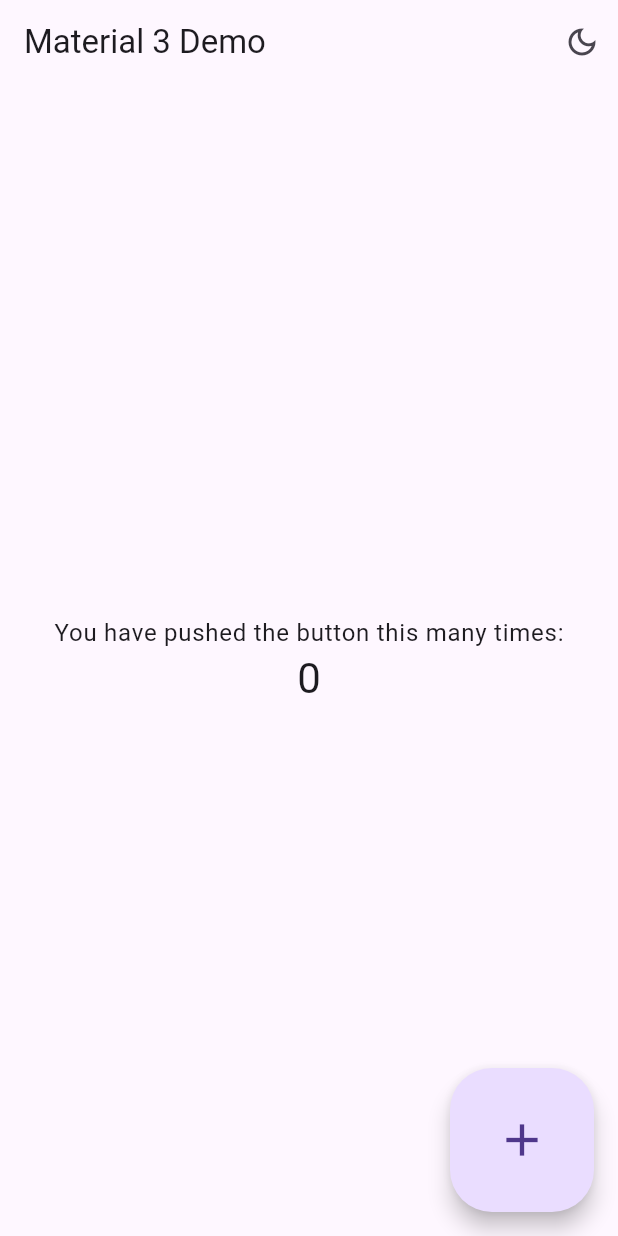
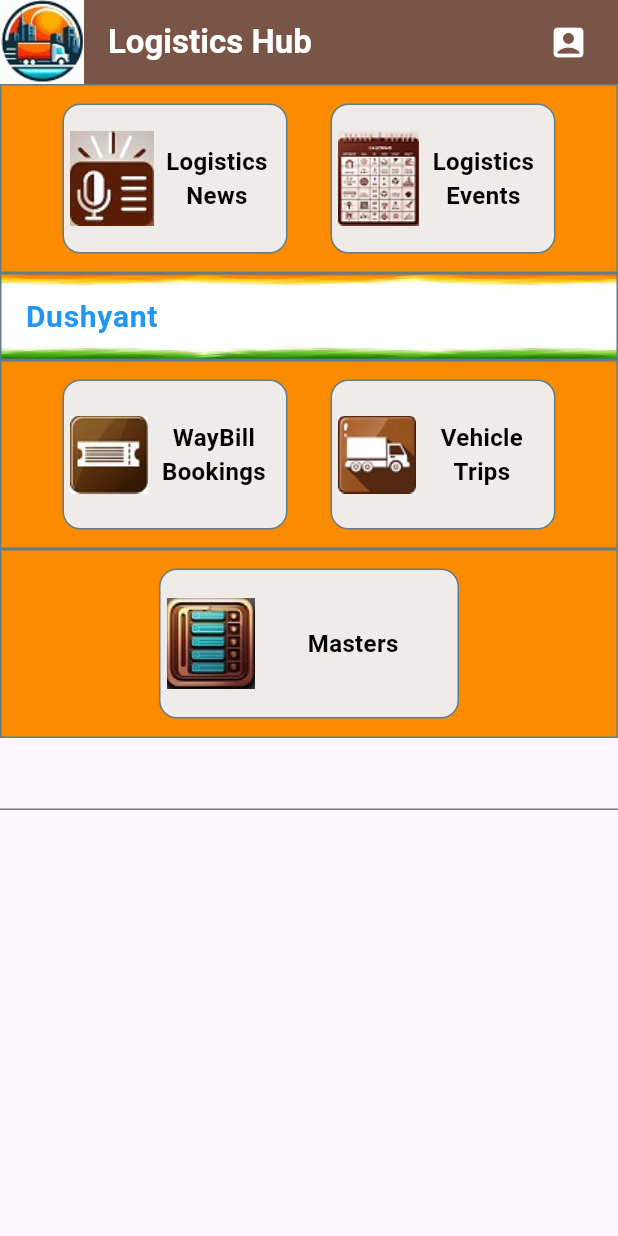
Before and after one commit to logehub/LogEHub-FlutLab, a Flutter app: the screen it shows after launch, on a phone screen of 412 x 824 dp. Run offline on Flutter 3.47's test engine with Material 3 defaults, Android fonts, the phone set to English and light mode, and no system bars.

Commit message:
Updated 24-Jan-2024

```diff
--- /dev/null
+++ b/lib/AppBar/AppBar.dart
@@ -0,0 +1,102 @@
+import 'package:flutter/material.dart';
+//import 'package:your_app_name/login/user.dart';
+import 'package:logehub/main.dart';
+//import 'package:your_app_name/login/login.dart';
+//import 'package:your_app_name/login/profile.dart';
+
+class LogEHubAppBar extends StatefulWidget implements PreferredSizeWidget {
+  LogEHubAppBar({Key? key})
+      : preferredSize = const Size.fromHeight(kToolbarHeight),
+        super(key: key);
+
+  @override
+  final Size preferredSize; // default is 56.0
+
+  @override
+  _CustomAppBarState createState() => _CustomAppBarState();
+
+  Widget build(BuildContext context) {
+    return Text(
+      'Logistics Hub',
+      style: TextStyle(
+        fontSize: 40,
+        fontWeight: FontWeight.bold,
+        color: Colors.grey[700],
+        fontFamily: 'InkFree',
+      ),
+    );
+  }
+}
+
+class _CustomAppBarState extends State<LogEHubAppBar> {
+  TextEditingController txtUserName = TextEditingController();
+  //final LoginUser user = LoginUser();
+
+  @override
+  void initState() {
+    //if (user.id.isEmpty) {
+    //  getUser();
+    //}
+    super.initState();
+  }
+
+  _CustomAppBarState() {
+    //if (user.id.isEmpty) {
+    //  getUser();
+    //}
+  }
+
+  getUser() async {
+    /*if (user.id.isEmpty) {
+      await UserFunctions().getUser(user).then((onValue) =>
+          setState(() {
+            txtUserName.text = user.name;
+          }),
+      );
+    }*/
+  }
+
+  @override
+  Widget build(BuildContext context) {
+    //txtUserName.text = user.name;
+
+    return AppBar(
+      title: const Text(
+        "Logistics Hub",
+        style: TextStyle(fontWeight: FontWeight.bold),
+      ),
+      backgroundColor: Colors.brown,
+      foregroundColor: Colors.white,
+      leading: InkWell(
+        child: Image.asset('assets/images/logo.jpg'),
+        onTap: () {
+          Navigator.push(
+              context, MaterialPageRoute(builder: (context) => MyApp()));
+        },
+      ),
+      actions: [
+        Padding(
+            padding: const EdgeInsets.only(right: 20.0),
+            child: GestureDetector(
+              onTap: () {
+                //if (user.id.isEmpty) {
+                if (1 == 2) {
+                  //Do Nothing
+                  //Navigator.push(context, MaterialPageRoute(builder: (context) => Login()));
+                } else {
+                  //Navigator.push(context, MaterialPageRoute(builder: (context) => const ProfileScreen()));
+                }
+              },
+              child: Row(children: [
+                Text(txtUserName.text),
+                const Icon(
+                  Icons.account_box,
+                  size: 26.0,
+                  color: Colors.white,
+                ),
+              ]),
+            )),
+      ],
+    );
+  }
+}
--- /dev/null
+++ b/lib/HomePage/DashBoard.dart
@@ -0,0 +1,260 @@
+import 'package:flutter/material.dart';
+//import 'package:your_app_name/Screen/EntityList.dart';
+//import 'package:your_app_name/WayBill/WayBill.dart';
+import 'package:logehub/AppBar/AppBar.dart';
+//import 'package:your_app_name/Screen/CompanyLocationList.dart';
+//import 'package:your_app_name/login/user.dart';
+//import 'package:google_mobile_ads/google_mobile_ads.dart';
+
+class HomePage extends StatelessWidget {
+  HomePage({super.key});
+
+  @override
+  Widget build(BuildContext context) {
+    return MaterialApp(
+      home: _HomePage(),
+    );
+  }
+}
+
+class _HomePage extends StatelessWidget {
+  TextEditingController errorController = TextEditingController();
+
+  //final LoginUser user = LoginUser();
+
+  _HomePage();
+
+  @override
+  Widget build(BuildContext context) {
+    return Scaffold(
+      appBar: LogEHubAppBar(),
+      body: ListView(
+        physics: const AlwaysScrollableScrollPhysics(),
+        scrollDirection: Axis.vertical,
+        children: [
+          //1st Pane
+          Container(
+            decoration: BoxDecoration(
+                border: Border.all(color: Colors.blueGrey),
+                color: Colors.orange[600]),
+            child: Padding(
+              padding: const EdgeInsets.all(12.0),
+              child: Row(
+                  mainAxisAlignment: MainAxisAlignment.spaceEvenly,
+                  children: [
+                    getContainerMain(context, "Logistics\nNews", "", null, 1.5,
+                        1, "news.jpg"),
+                    getContainerMain(context, "Logistics\nEvents", "", null,
+                        1.5, 1, "events.jpg"),
+                  ]),
+            ),
+          ),
+
+          Container(
+              decoration: BoxDecoration(
+                  border: Border.all(color: Colors.blueGrey),
+                  color: Colors.orange[600],
+                  image: const DecorationImage(
+                    image: AssetImage('assets/images/tricolor.jpg'),
+                    fit: BoxFit.fill,
+                  )),
+              child: ListTile(
+                title: Text("Dushyant", //user.companyName,
+                    style: const TextStyle(
+                        color: Colors.blue,
+                        fontWeight: FontWeight.bold,
+                        fontSize: 20)),
+              )),
+
+          //2nd Pane - Waybill and Vehicle
+          Container(
+            decoration: BoxDecoration(
+                border: Border.all(color: Colors.blueGrey),
+                color: Colors.orange[600]),
+            child: Padding(
+              padding: const EdgeInsets.all(12.0),
+              child: Row(
+                  mainAxisAlignment: MainAxisAlignment.spaceEvenly,
+                  children: [
+                    getContainerMain(context, "WayBill\nBookings", "waybill",
+                        null, 1.5, 1, "waybill.jpg"),
+                    getContainerMain(context, "Vehicle\nTrips", "", null, 1.5,
+                        1, "trip.jpg"),
+                  ]),
+            ),
+          ),
+          //3rd Pane - Company
+          /*Container(
+            decoration: BoxDecoration(
+                border: Border.all(color: Colors.blueGrey),
+                color: Colors.orange[600]),
+            child: Padding(
+              padding: const EdgeInsets.all(12.0),
+              child: Row(
+                  mainAxisAlignment: MainAxisAlignment.spaceEvenly,
+                  children: [
+                    getContainerMain(context, "Company Details", "CompanyList",
+                        null, 2, 0.5, "listOfCompanies.jpg"),
+                  ]),
+            ),
+          ),*/
+          //3rd Pane - Customer and Consignee
+          /*Container(
+            decoration: BoxDecoration(
+                border: Border.all(color: Colors.blueGrey),
+                color: Colors.orange[600]),
+            child: Padding(
+              padding: const EdgeInsets.all(12.0),
+              child: Row(
+                  mainAxisAlignment: MainAxisAlignment.spaceEvenly,
+                  children: [
+                    getContainerMain(context, "Customers", "CustomerList", null,
+                        1.5, 0.5, "customer.jpg"),
+                    getContainerMain(context, "Consignees", "ConsigneeList",
+                        null, 1.5, 0.5, "consignee.jpg"),
+                  ]),
+            ),
+          ),*/
+          //4th Pane - Masters
+          Container(
+            decoration: BoxDecoration(
+                border: Border.all(color: Colors.blueGrey),
+                color: Colors.orange[600]),
+            child: Padding(
+              padding: const EdgeInsets.all(12.0),
+              child: Row(
+                  mainAxisAlignment: MainAxisAlignment.spaceEvenly,
+                  children: [
+                    getContainerMain(context, "Masters", "CompanyList", null, 2,
+                        1.0, "listOfCompanies.jpg"),
+                  ]),
+            ),
+          ),
+          TextField(
+            controller: errorController,
+            readOnly: true,
+            style:
+                const TextStyle(color: Colors.red, fontWeight: FontWeight.bold),
+          )
+        ],
+      ),
+    );
+  }
+
+  callPage(String page, BuildContext context) {
+    //print(page);
+    if (page == "waybill") {
+      if (!checkLogin(context)) return;
+      if (!checkCompany(context)) return;
+      try {
+        //Navigator.of(context).push(MaterialPageRoute(builder: (context) => WayBillEntryPage(),));
+      } on Exception catch (error) {
+        errorController.text = error.toString();
+      }
+    }
+    if (page == "CompanyList") {
+      if (!checkLogin(context)) return;
+      try {
+        //Navigator.of(context).push(MaterialPageRoute(builder: (context) => const CompanyLocationList(),));
+      } on Exception catch (error) {
+        errorController.text = error.toString();
+      }
+    } else if (page == "CustomerList") {
+      if (!checkLogin(context)) return;
+      try {
+        //Navigator.of(context).push(MaterialPageRoute(\builder: (context) => const EntityListScreen(entityType: "Customer"),));
+      } on Exception catch (error) {
+        errorController.text = error.toString();
+      }
+    } else if (page == "ConsigneeList") {
+      if (!checkLogin(context)) return;
+      try {
+        //Navigator.of(context).push(MaterialPageRoute(builder: (context) => const EntityListScreen(entityType: "Consignee"),));
+      } on Exception catch (error) {
+        errorController.text = error.toString();
+      }
+    } else {
+      //Do Nothing
+    }
+  }
+
+  Widget getContainerMain(
+      BuildContext context,
+      String headerContent,
+      String page,
+      Color? backcolor,
+      double boxWidth,
+      double boxHeight,
+      String imageName) {
+    return Container(
+      height: 100 * boxHeight,
+      width: 100 * boxWidth,
+      decoration: BoxDecoration(
+        color: Colors.brown[50],
+        borderRadius: const BorderRadius.all(Radius.circular(12.0)),
+        border: Border.all(color: Colors.blueGrey),
+      ),
+      child: GestureDetector(
+          onTap: () => callPage(page, context), // The Call to the Page
+          child: Padding(
+            padding:
+                const EdgeInsets.only(top: 4, left: 4, right: 4, bottom: 4),
+            child: Row(
+              children: [
+                Visibility(
+                  visible: imageName.isNotEmpty,
+                  child: Image.asset('assets/images/$imageName'),
+                ),
+                Expanded(
+                  child: Text(
+                    headerContent,
+                    textAlign: TextAlign.center,
+                    style: const TextStyle(
+                      fontWeight: FontWeight.w600,
+                      fontSize: 16,
+                      color: Colors.black,
+                    ),
+                  ),
+                ),
+              ],
+            ),
+          )),
+    );
+  }
+
+  //Redirect to Login Page
+  bool checkLogin(BuildContext context) {
+    if ("1" == "2") {
+      //user.id.isEmpty) {
+      showDialog(
+        context: context,
+        builder: (BuildContext context) {
+          return const AlertDialog(
+            title: Text("Error"),
+            content: Text("Please login."),
+          );
+        },
+      );
+      return false;
+    }
+    return true;
+  }
+
+  //Get to Select Company
+  bool checkCompany(BuildContext context) {
+    if ("1" == "2") {
+      //(user.companyId.isEmpty) {
+      showDialog(
+        context: context,
+        builder: (BuildContext context) {
+          return const AlertDialog(
+            title: Text("Error"),
+            content: Text("Please Select Company."),
+          );
+        },
+      );
+      return false;
+    }
+    return true;
+  }
+}
--- a/lib/main.dart
+++ b/lib/main.dart
@@ -1,18 +1,34 @@
 import 'package:flutter/material.dart';
-import 'package:flutter/scheduler.dart';
+import 'package:logehub/HomePage/DashBoard.dart';
 
 void main() {
   runApp(const MyApp());
 }
 
-class MyApp extends StatefulWidget {
+class MyApp extends StatelessWidget {
+  const MyApp({super.key});
+
+  // This widget is the root of the application.
+  @override
+  Widget build(BuildContext context) {
+    return MaterialApp(
+      title: 'Flutter Demo',
+      theme: ThemeData(
+        useMaterial3: true,
+      ),
+      home: HomePage(),
+    );
+  }
+}
+
+/*class MyApp extends StatefulWidget {
   const MyApp({super.key});
 
   @override
   State<MyApp> createState() => _MyAppState();
-}
+}*/
 
-class _MyAppState extends State<MyApp> {
+/*class _MyAppState extends State<MyApp> {
   ThemeMode _themeMode = ThemeMode.system;
 
   bool get useLightMode {
@@ -32,7 +48,7 @@ class _MyAppState extends State<MyApp> {
   Widget build(BuildContext context) {
     return MaterialApp(
       debugShowCheckedModeBanner: false,
-      title: 'Demo',
+      title: 'Logistics Hub',
       theme: ThemeData(
         useMaterial3: true,
         brightness: Brightness.light,
@@ -43,7 +59,7 @@ class _MyAppState extends State<MyApp> {
       ),
       themeMode: _themeMode,
       home: MyHomePage(
-        title: 'Material 3 Demo',
+        title: 'Logistics hub',
         useLightMode: useLightMode,
         handleBrightnessChange: (useLightMode) => setState(() {
           _themeMode = useLightMode ? ThemeMode.light : ThemeMode.dark;
@@ -51,7 +67,7 @@ class _MyAppState extends State<MyApp> {
       ),
     );
   }
-}
+}*/
 
 class MyHomePage extends StatefulWidget {
   const MyHomePage({
```
Also changed, not shown: pubspec.yaml (+20 -1 lines), assets/images/consignee.jpg (added), assets/images/customer.jpg (added), assets/images/events.jpg (added), assets/images/invoice.jpg (added), assets/images/listOfCompanies.jpg (added), assets/images/logo.jpg (added), assets/images/material.jpg (added), assets/images/news.jpg (added), assets/images/tricolor.jpg (added), assets/images/trip.jpg (added), assets/images/waybill.jpg (added).
